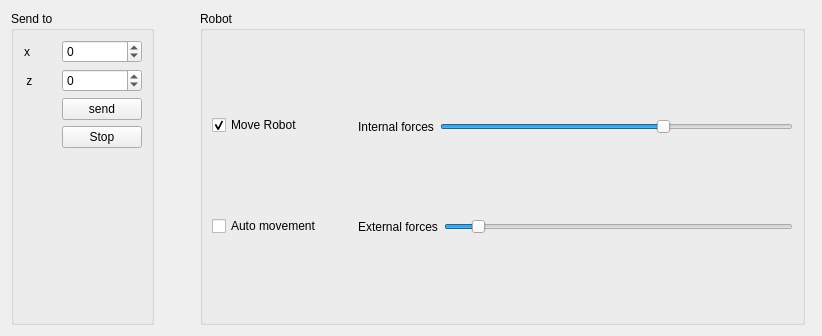
The window that components/path_follower/src/localUI.ui (robocomp/dsr-graph) describes before a commit, drawn with Qt 5.
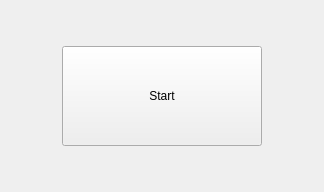
The same window after the commit.

Patch:
```diff
--- a/components/path_follower/src/localUI.ui
+++ b/components/path_follower/src/localUI.ui
@@ -6,110 +6,21 @@
    <rect>
     <x>0</x>
     <y>0</y>
-    <width>822</width>
-    <height>336</height>
+    <width>324</width>
+    <height>192</height>
    </rect>
   </property>
   <property name="windowTitle">
    <string>navigationComp</string>
   </property>
-  <layout class="QHBoxLayout" name="horizontalLayout_2">
+  <layout class="QVBoxLayout" name="verticalLayout">
    <item>
-    <widget class="QGroupBox" name="groupBox">
-     <property name="maximumSize">
-      <size>
-       <width>200</width>
-       <height>16777215</height>
-      </size>
-     </property>
-     <property name="title">
-      <string>Send to</string>
-     </property>
      <layout class="QHBoxLayout" name="horizontalLayout">
       <item>
-       <layout class="QFormLayout" name="formLayout">
-        <property name="labelAlignment">
-         <set>Qt::AlignCenter</set>
-        </property>
-        <item row="0" column="0">
-         <widget class="QLabel" name="label">
-          <property name="text">
-           <string>x       </string>
-          </property>
-         </widget>
-        </item>
-        <item row="1" column="0">
-         <widget class="QLabel" name="label_2">
-          <property name="text">
-           <string> z       </string>
-          </property>
-         </widget>
-        </item>
-        <item row="0" column="1">
-         <widget class="QSpinBox" name="x_spinbox">
-          <property name="maximumSize">
-           <size>
-            <width>150</width>
-            <height>16777215</height>
-           </size>
-          </property>
-          <property name="minimum">
-           <number>-10000</number>
-          </property>
-          <property name="maximum">
-           <number>10000</number>
-          </property>
-         </widget>
-        </item>
-        <item row="1" column="1">
-         <widget class="QSpinBox" name="z_spinbox">
-          <property name="maximumSize">
-           <size>
-            <width>150</width>
-            <height>16777215</height>
-           </size>
-          </property>
-          <property name="minimum">
-           <number>-10000</number>
-          </property>
-          <property name="maximum">
-           <number>10000</number>
-          </property>
-         </widget>
-        </item>
-        <item row="2" column="1">
-         <widget class="QPushButton" name="send_button">
-          <property name="maximumSize">
-           <size>
-            <width>100</width>
-            <height>16777215</height>
-           </size>
-          </property>
-          <property name="text">
-           <string>send</string>
-          </property>
-         </widget>
-        </item>
-        <item row="3" column="1">
-         <widget class="QPushButton" name="stop_button">
-          <property name="text">
-           <string>Stop</string>
-          </property>
-         </widget>
-        </item>
-       </layout>
-      </item>
-     </layout>
-    </widget>
-   </item>
-   <item>
     <spacer name="horizontalSpacer">
      <property name="orientation">
       <enum>Qt::Horizontal</enum>
      </property>
-     <property name="sizeType">
-      <enum>QSizePolicy::Fixed</enum>
-     </property>
      <property name="sizeHint" stdset="0">
       <size>
        <width>40</width>
@@ -119,115 +30,38 @@
     </spacer>
    </item>
    <item>
-    <widget class="QGroupBox" name="groupBox_2">
-     <property name="title">
-      <string>Robot</string>
-     </property>
-     <layout class="QHBoxLayout" name="horizontalLayout_6">
-      <item>
-       <layout class="QVBoxLayout" name="verticalLayout_13">
-        <item>
-         <widget class="QCheckBox" name="robotMov_checkbox">
-          <property name="text">
-           <string>Move Robot</string>
-          </property>
-          <property name="checked">
-           <bool>true</bool>
-          </property>
-         </widget>
-        </item>
-        <item>
-         <widget class="QCheckBox" name="autoMov_checkbox">
+      <widget class="QPushButton" name="startButton">
+       <property name="sizePolicy">
+        <sizepolicy hsizetype="Maximum" vsizetype="Maximum">
+         <horstretch>0</horstretch>
+         <verstretch>0</verstretch>
+        </sizepolicy>
+       </property>
+       <property name="minimumSize">
+        <size>
+         <width>200</width>
+         <height>100</height>
+        </size>
+       </property>
           <property name="text">
-           <string>Auto movement</string>
-          </property>
-          <property name="checked">
-           <bool>false</bool>
-          </property>
-         </widget>
-        </item>
-       </layout>
+        <string>Start</string>
+       </property>
+      </widget>
       </item>
       <item>
        <spacer name="horizontalSpacer_2">
         <property name="orientation">
          <enum>Qt::Horizontal</enum>
         </property>
-        <property name="sizeType">
-         <enum>QSizePolicy::Maximum</enum>
-        </property>
         <property name="sizeHint" stdset="0">
          <size>
-          <width>30</width>
+         <width>40</width>
           <height>20</height>
          </size>
         </property>
        </spacer>
       </item>
-      <item>
-       <layout class="QVBoxLayout" name="verticalLayout_4">
-        <item>
-         <layout class="QHBoxLayout" name="horizontalLayout_9">
-          <item>
-           <widget class="QLabel" name="label_5">
-            <property name="text">
-             <string>Internal forces</string>
-            </property>
-           </widget>
-          </item>
-          <item>
-           <widget class="QSlider" name="ki_slider">
-            <property name="maximum">
-             <number>500</number>
-            </property>
-            <property name="value">
-             <number>320</number>
-            </property>
-            <property name="orientation">
-             <enum>Qt::Horizontal</enum>
-            </property>
-           </widget>
-          </item>
-         </layout>
-        </item>
-        <item>
-         <layout class="QHBoxLayout" name="horizontalLayout_8">
-          <item>
-           <widget class="QLabel" name="label_4">
-            <property name="text">
-             <string>External forces</string>
-            </property>
-           </widget>
-          </item>
-          <item>
-           <widget class="QSlider" name="ke_slider">
-            <property name="maximum">
-             <number>500</number>
-            </property>
-            <property name="value">
-             <number>40</number>
-            </property>
-            <property name="sliderPosition">
-             <number>40</number>
-            </property>
-            <property name="orientation">
-             <enum>Qt::Horizontal</enum>
-            </property>
-           </widget>
-          </item>
-         </layout>
-        </item>
-       </layout>
-      </item>
-     </layout>
-    </widget>
-   </item>
-   <item>
-    <widget class="Line" name="line">
-     <property name="orientation">
-      <enum>Qt::Horizontal</enum>
-     </property>
-    </widget>
+    </layout>
    </item>
   </layout>
  </widget>
```
Left out of the diff: 2 changed lines with no effect on the pictures. Lines whose indentation alone changed are shown as unchanged.
